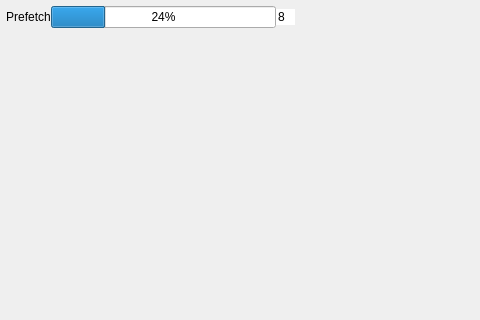
Old version of the form ui/player_widget.ui in the repository promto-c/image_viewer; both pictures show x 0 to 480 and y 0 to 320 of the 640 by 480 pixel window.
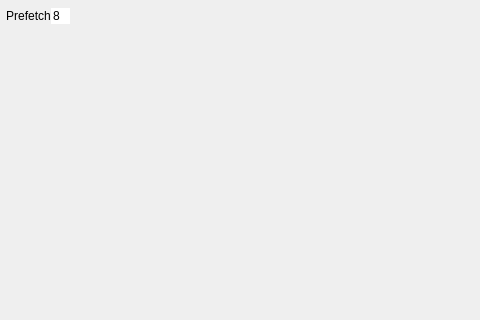
New version of the form.

Patch:
```diff
--- a/ui/player_widget.ui
+++ b/ui/player_widget.ui
@@ -124,13 +124,6 @@
                  </property>
                 </widget>
                </item>
-               <item>
-                <widget class="QProgressBar" name="prefetch_progress_bar">
-                 <property name="value">
-                  <number>24</number>
-                 </property>
-                </widget>
-               </item>
                <item>
                 <widget class="QSpinBox" name="num_cores_spin_box">
                  <property name="styleSheet">
```
